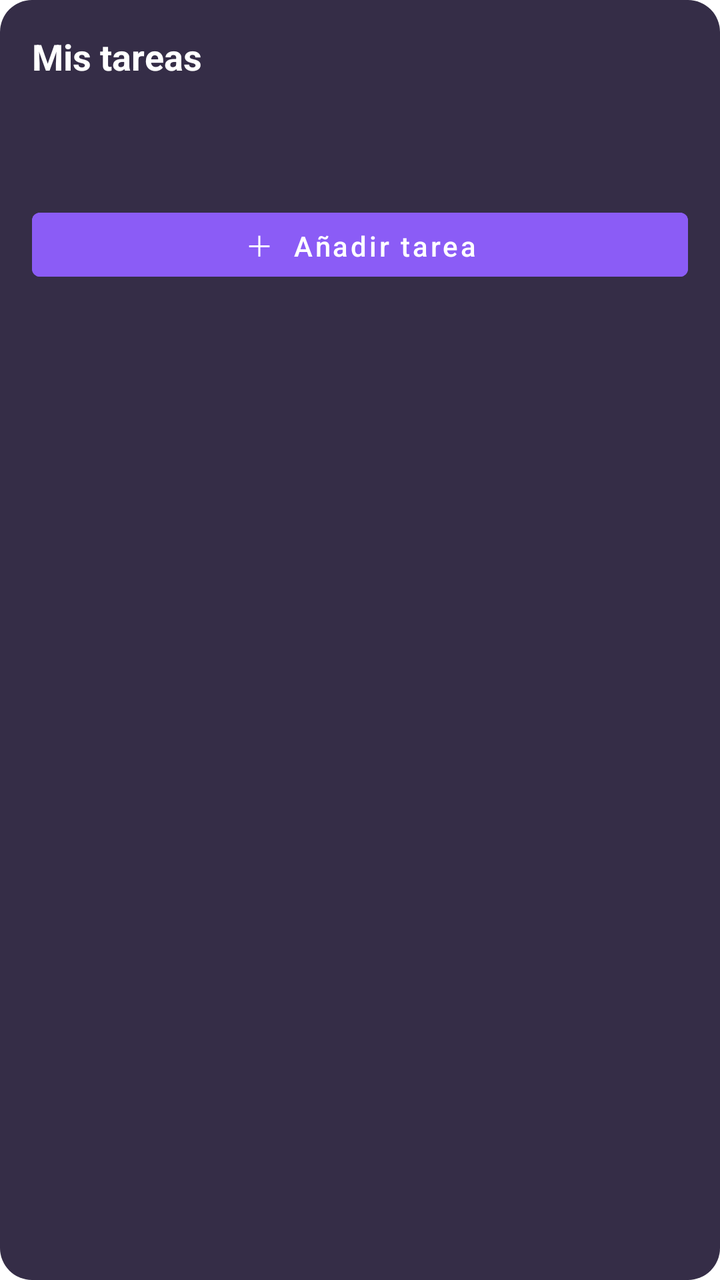
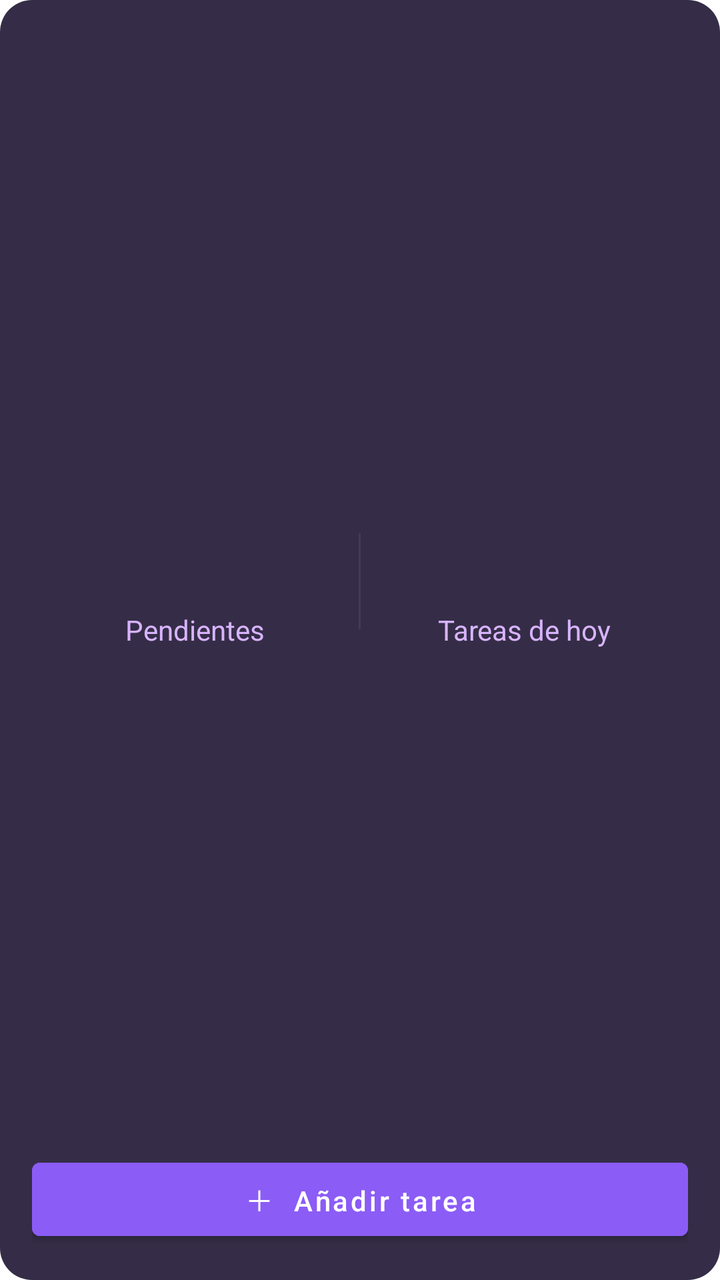

Two renders of the same Android screen: before a commit and after it. Below are the layout's source before the change and the commit's diff.
<!-- AndroidManifest.xml: fallback theme Theme.MaterialComponents.DayNight.NoActionBar -->
<!-- res/layout/todo_widget.xml -->
<?xml version="1.0" encoding="utf-8"?>
<LinearLayout xmlns:android="http://schemas.android.com/apk/res/android"
    android:id="@+id/widget_root"
    android:layout_width="match_parent"
    android:layout_height="match_parent"
    android:background="@drawable/widget_background"
    android:orientation="vertical"
    android:padding="16dp">

    <TextView
        android:layout_width="match_parent"
        android:layout_height="wrap_content"
        android:text="Mis tareas"
        android:textColor="#FFFFFF"
        android:textSize="18sp"
        android:textStyle="bold" />

    <TextView
        android:id="@+id/widget_pending_count"
        android:layout_width="match_parent"
        android:layout_height="wrap_content"
        android:layout_marginTop="8dp"
        android:textColor="#FFFFFF"
        android:textSize="14sp" />

    <TextView
        android:id="@+id/widget_today_count"
        android:layout_width="match_parent"
        android:layout_height="wrap_content"
        android:layout_marginTop="4dp"
        android:textColor="#D8B4FE"
        android:textSize="14sp" />

    <Button
        android:id="@+id/widget_add_task"
        android:layout_width="match_parent"
        android:layout_height="wrap_content"
        android:layout_marginTop="10dp"
        android:backgroundTint="#8B5CF6"
        android:minHeight="44dp"
        android:text="＋  Añadir tarea"
        android:textAllCaps="false"
        android:textColor="#FFFFFF"
        android:textSize="14sp" />
</LinearLayout>
<!-- resources referenced by this layout -->
<resources>
  <!-- drawable widget_background (drawable) -->
  <?xml version="1.0" encoding="utf-8"?>
  <shape xmlns:android="http://schemas.android.com/apk/res/android" android:shape="rectangle">
      <solid android:color="#FF352D47" />
      <corners android:radius="16dp" />
      <padding
          android:left="2dp"
          android:top="2dp"
          android:right="2dp"
          android:bottom="2dp" />
  </shape>
</resources>

<!-- the commit's change to res/layout/todo_widget.xml (unified diff, before → after) -->
@@ -7,29 +7,57 @@
     android:orientation="vertical"
     android:padding="16dp">
 
-    <TextView
+    <LinearLayout
         android:layout_width="match_parent"
-        android:layout_height="wrap_content"
-        android:text="Mis tareas"
-        android:textColor="#FFFFFF"
-        android:textSize="18sp"
-        android:textStyle="bold" />
-
-    <TextView
-        android:id="@+id/widget_pending_count"
-        android:layout_width="match_parent"
-        android:layout_height="wrap_content"
-        android:layout_marginTop="8dp"
-        android:textColor="#FFFFFF"
-        android:textSize="14sp" />
-
-    <TextView
-        android:id="@+id/widget_today_count"
-        android:layout_width="match_parent"
-        android:layout_height="wrap_content"
-        android:layout_marginTop="4dp"
-        android:textColor="#D8B4FE"
-        android:textSize="14sp" />
+        android:layout_height="0dp"
+        android:layout_weight="1"
+        android:gravity="center"
+        android:orientation="horizontal">
+        <LinearLayout
+            android:layout_width="0dp"
+            android:layout_height="match_parent"
+            android:layout_weight="1"
+            android:gravity="center"
+            android:orientation="vertical">
+            <TextView
+                android:id="@+id/widget_pending_count"
+                android:layout_width="wrap_content"
+                android:layout_height="wrap_content"
+                android:textColor="#FFFFFF"
+                android:textSize="36sp"
+                android:textStyle="bold" />
+            <TextView
+                android:layout_width="wrap_content"
+                android:layout_height="wrap_content"
+                android:text="Pendientes"
+                android:textColor="#D8B4FE"
+                android:textSize="14sp" />
+        </LinearLayout>
+        <View
+            android:layout_width="1dp"
+            android:layout_height="48dp"
+            android:background="#665B4D70" />
+        <LinearLayout
+            android:layout_width="0dp"
+            android:layout_height="match_parent"
+            android:layout_weight="1"
+            android:gravity="center"
+            android:orientation="vertical">
+            <TextView
+                android:id="@+id/widget_today_count"
+                android:layout_width="wrap_content"
+                android:layout_height="wrap_content"
+                android:textColor="#FFFFFF"
+                android:textSize="36sp"
+                android:textStyle="bold" />
+            <TextView
+                android:layout_width="wrap_content"
+                android:layout_height="wrap_content"
+                android:text="Tareas de hoy"
+                android:textColor="#D8B4FE"
+                android:textSize="14sp" />
+        </LinearLayout>
+    </LinearLayout>
 
     <Button
         android:id="@+id/widget_add_task"
@@ -38,6 +66,7 @@
         android:layout_marginTop="10dp"
         android:backgroundTint="#8B5CF6"
         android:minHeight="44dp"
+        android:padding="8dp"
         android:text="＋  Añadir tarea"
         android:textAllCaps="false"
         android:textColor="#FFFFFF"
